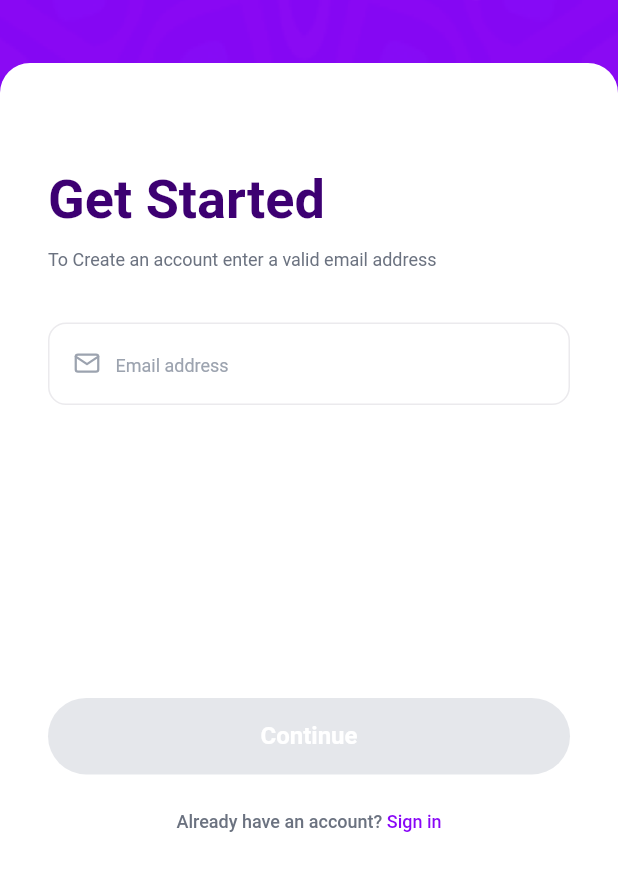
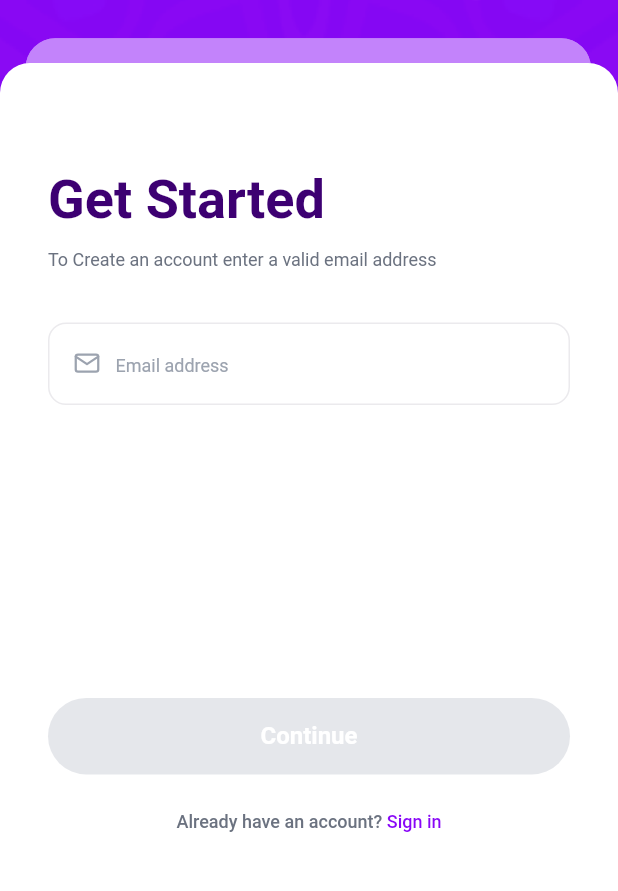
Before and after one commit to Joshuauzor/ardilla, a Flutter app: the SignUpView screen opened by its route, on a phone screen of 412 x 824 dp, the part 246-1137 px from its top. Run offline on Flutter 3.47's test engine with Material 2 defaults, Android fonts, the phone set to English and light mode, and no system bars; our stand-ins replace bloc, device_preview, dio, equatable, flutter_bloc, flutter_dotenv and 8 more; accounts and stored records are empty; Roboto replaces fonts that are missing (Cabinet Grotesk); project files that could hold a hidden picture were left out.

Commit message:
fix: sign up

```diff
--- a/lib/features/authentication/presentation/pages/sign_up.dart
+++ b/lib/features/authentication/presentation/pages/sign_up.dart
@@ -75,6 +75,33 @@ class _SignUpViewState extends State<SignUpView> {
             ),
             child: Center(
               child: SvgPicture.asset(AppAssets.logoName),
+            ),
+          ),
+          Positioned(
+            left: 17,
+            right: 18,
+            top: MediaQuery.of(context).size.height * 0.23,
+            child: Container(
+              decoration: const BoxDecoration(
+                color: Color(0x808807F7),
+
+                // color: AppColors.black,
+                boxShadow: [
+                  BoxShadow(
+                    color: Color(0XFFFFFFFF),
+                  ),
+                  BoxShadow(
+                    color: Color(0X00FFFFFF),
+                  )
+                ],
+                borderRadius: BorderRadius.only(
+                  topLeft: Radius.circular(20),
+                  topRight: Radius.circular(20),
+                ),
+              ),
+              child: const SizedBox(
+                height: 40,
+              ),
             ),
           ),
           Positioned(
```
